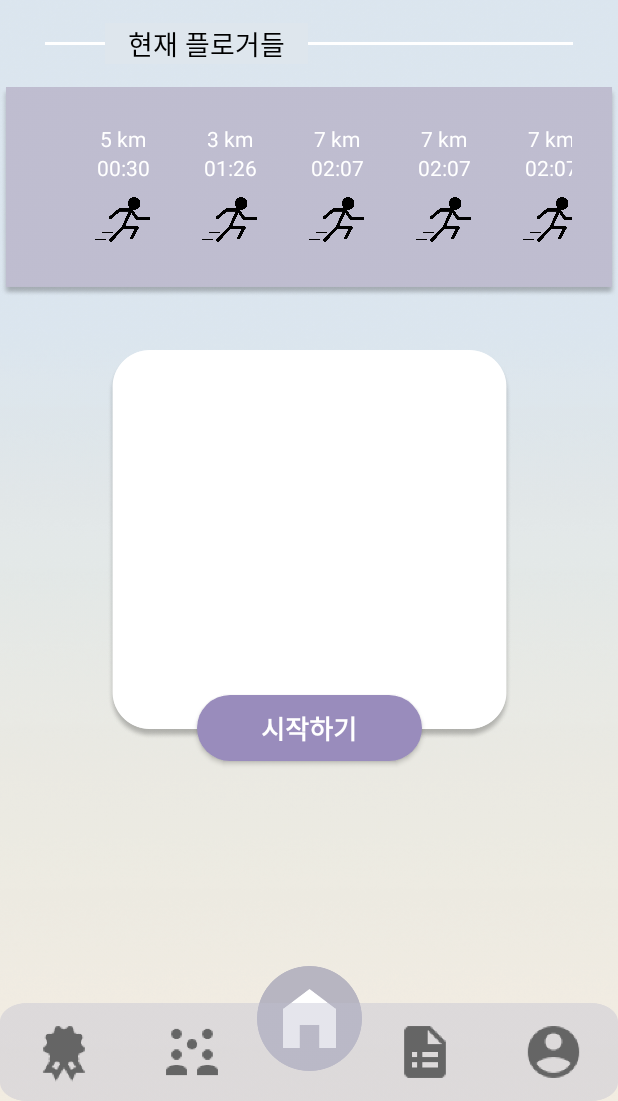
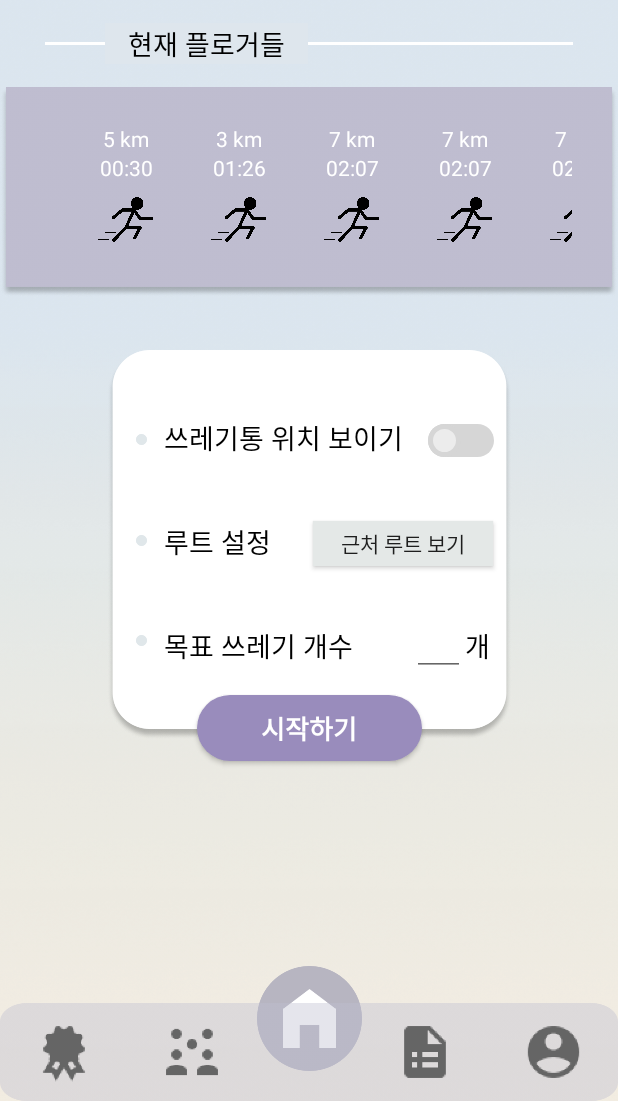
Before and after one commit to Plog-A2B2/Plog-App, an Android app: the HomeActivity screen opened directly, with no data from a screen before it, on a phone screen of 412 x 824 dp, the part 135-1236 px from its top. Run offline under Robolectric (Android 15) with nearby library versions, the phone set to English and light mode, and no system bars.

Commit message:
0722 메인홈 완성

```diff
--- /dev/null
+++ b/app/src/main/res/drawable/selector_switch.xml
@@ -0,0 +1,5 @@
+<?xml version="1.0" encoding="utf-8"?>
+<selector xmlns:android="http://schemas.android.com/apk/res/android">
+    <item android:drawable="@drawable/shape_switch_track_off" android:state_checked="false" />
+    <item android:drawable="@drawable/shape_switch_track_on" android:state_checked="true" />
+</selector>
--- /dev/null
+++ b/app/src/main/res/drawable/selector_thumb.xml
@@ -0,0 +1,5 @@
+<?xml version="1.0" encoding="utf-8"?>
+<selector xmlns:android="http://schemas.android.com/apk/res/android">
+    <item android:drawable="@drawable/shape_switch_thumb_off" android:state_checked="false" />
+    <item android:drawable="@drawable/shape_switch_thumb_on" android:state_checked="true" />
+</selector>
--- /dev/null
+++ b/app/src/main/res/drawable/shape_switch_thumb_off.xml
@@ -0,0 +1,13 @@
+<?xml version="1.0" encoding="utf-8"?>
+<shape xmlns:android="http://schemas.android.com/apk/res/android"
+    android:shape="oval">
+    <size
+        android:width="22dp"
+        android:height="22dp" />
+    <solid android:color="#ECECEC" />
+
+    <stroke
+        android:width="3dp"
+        android:color="#D6D6D6" />
+
+</shape>
--- /dev/null
+++ b/app/src/main/res/drawable/shape_switch_thumb_on.xml
@@ -0,0 +1,13 @@
+<?xml version="1.0" encoding="utf-8"?>
+<shape xmlns:android="http://schemas.android.com/apk/res/android"
+    android:shape="oval">
+    <size
+        android:width="22dp"
+        android:height="22dp" />
+    <solid android:color="#998CBC" />
+
+    <stroke
+        android:width="3dp"
+        android:color="#CDC9E0" />
+
+</shape>
--- /dev/null
+++ b/app/src/main/res/drawable/shape_switch_track_off.xml
@@ -0,0 +1,11 @@
+<?xml version="1.0" encoding="utf-8"?>
+<shape xmlns:android="http://schemas.android.com/apk/res/android"
+    android:shape="rectangle">
+    <corners android:radius="50dp" />
+
+    <size
+        android:width="30dp"
+        android:height="22dp" />
+
+    <solid android:color="#D6D6D6"/>
+</shape>
--- /dev/null
+++ b/app/src/main/res/drawable/shape_switch_track_on.xml
@@ -0,0 +1,10 @@
+<shape xmlns:android="http://schemas.android.com/apk/res/android"
+    android:shape="rectangle">
+    <corners android:radius="50dp" />
+
+    <size
+        android:width="30dp"
+        android:height="22dp" />
+
+    <solid android:color="#CDC9E0" />
+</shape>
--- a/app/src/main/res/layout/activity_home.xml
+++ b/app/src/main/res/layout/activity_home.xml
@@ -72,6 +72,89 @@
         android:src="@drawable/rectangle_white"
         android:layout_marginTop="35dp"/>
 
+    <ImageView
+        android:layout_width="7dp"
+        android:layout_height="7dp"
+        android:src="@drawable/littelcircle"
+        app:layout_constraintLeft_toLeftOf="@id/settingboxback"
+        app:layout_constraintTop_toTopOf="@id/settingboxback"
+        android:layout_marginTop="56dp"
+        android:layout_marginLeft="19dp"/>
+
+    <ImageView
+        android:layout_width="7dp"
+        android:layout_height="7dp"
+        android:src="@drawable/littelcircle"
+        app:layout_constraintLeft_toLeftOf="@id/settingboxback"
+        app:layout_constraintTop_toTopOf="@id/settingboxback"
+        android:layout_marginTop="123dp"
+        android:layout_marginLeft="19dp"/>
+
+    <ImageView
+        android:layout_width="7dp"
+        android:layout_height="7dp"
+        android:src="@drawable/littelcircle"
+        app:layout_constraintLeft_toLeftOf="@id/settingboxback"
+        app:layout_constraintTop_toTopOf="@id/settingboxback"
+        android:layout_marginTop="190dp"
+        android:layout_marginLeft="19dp"/>
+
+    <TextView
+        android:id="@+id/text"
+        android:layout_width="wrap_content"
+        android:layout_height="wrap_content"
+        app:layout_constraintLeft_toLeftOf="@id/settingboxback"
+        app:layout_constraintTop_toTopOf="@id/settingboxback"
+        android:text="쓰레기통 위치 보이기\n\n\n루트 설정\n\n\n목표 쓰레기 개수"
+        android:textColor="@color/black"
+        android:textSize="18sp"
+        android:layout_marginLeft="38dp"
+        android:layout_marginTop="45dp"/>
+
+    <androidx.appcompat.widget.SwitchCompat
+        android:id="@+id/trashcanVisibleSwitch"
+        android:layout_width="45dp"
+        android:layout_height="20dp"
+        android:background="@null"
+        android:thumb="@drawable/selector_thumb"
+        app:layout_constraintLeft_toRightOf="@id/text"
+        app:layout_constraintTop_toTopOf="@id/settingboxback"
+        app:switchMinWidth="30dp"
+        android:layout_marginLeft="15dp"
+        android:layout_marginTop="49dp"
+        app:track="@drawable/selector_switch" />
+
+    <android.widget.Button
+        android:id="@+id/routeBut"
+        android:layout_width="120dp"
+        android:layout_height="30dp"
+        app:layout_constraintLeft_toRightOf="@id/text"
+        app:layout_constraintTop_toTopOf="@id/settingboxback"
+        android:text="근처 루트 보기"
+        android:layout_marginTop="114dp"
+        android:layout_marginLeft="-60dp"
+        android:background="#E4E8E7"/>
+
+    <EditText
+        android:id="@+id/trashGoalEditText"
+        android:layout_width="35dp"
+        android:layout_height="45dp"
+        app:layout_constraintLeft_toRightOf="@id/text"
+        app:layout_constraintTop_toTopOf="@id/settingboxback"
+        android:layout_marginTop="172dp"
+        android:layout_marginLeft="6dp"/>
+
+    <TextView
+        android:layout_width="35dp"
+        android:layout_height="wrap_content"
+        android:text="개"
+        android:textSize="18sp"
+        android:textColor="@color/black"
+        app:layout_constraintLeft_toRightOf="@id/text"
+        app:layout_constraintTop_toTopOf="@id/settingboxback"
+        android:layout_marginTop="183dp"
+        android:layout_marginLeft="41dp"/>
+
     <android.widget.Button
         android:id="@+id/startBtn"
         android:layout_width="150dp"
--- a/app/src/main/res/layout/item_plogger.xml
+++ b/app/src/main/res/layout/item_plogger.xml
@@ -3,8 +3,8 @@
     android:layout_height="wrap_content"
     android:orientation="vertical"
     android:padding="5dp"
-    android:layout_marginRight="11dp"
-    android:layout_marginLeft="11dp"
+    android:layout_marginRight="13dp"
+    android:layout_marginLeft="13dp"
     android:layout_gravity="center"
     android:gravity="center">
 
```
Also changed, not shown: app/src/main/res/drawable/littelcircle.png (added).
